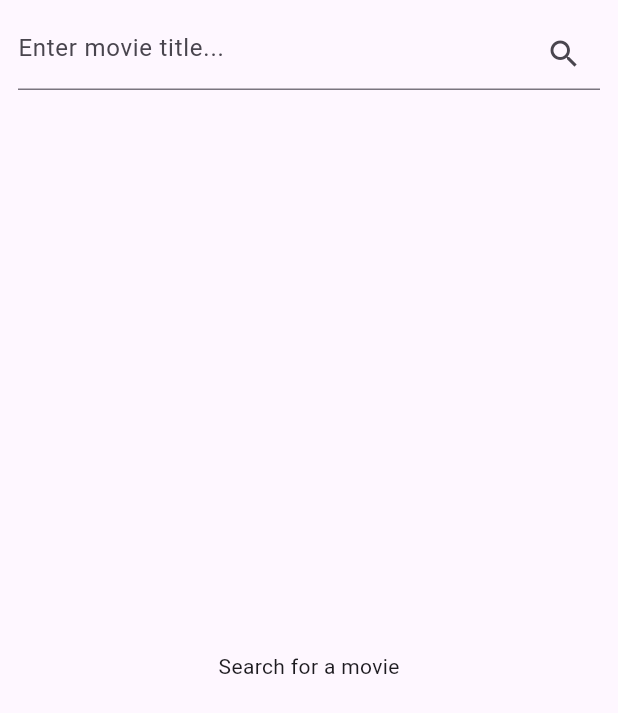
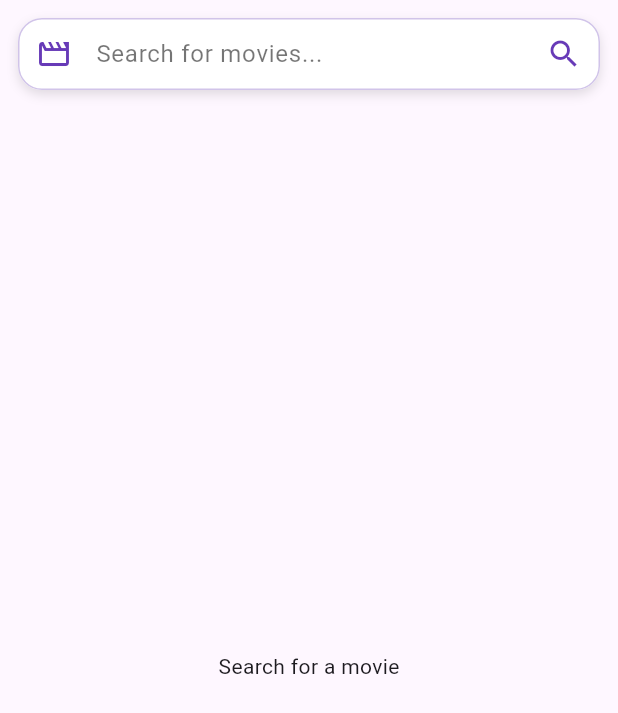
Before and after one commit to kawi15/movies_flutter, a Flutter app: the screen it shows after launch, on a phone screen of 412 x 824 dp. Shown: the top 713 px of the screen. Run offline on Flutter 3.47's test engine with Material 3 defaults, Android fonts, the light colour scheme and no system bars; our stand-ins replace cached_network_image, flutter_bloc, flutter_dotenv; missing offline and left inert: tmdb_api.

Commit message:
visual change for textfield

```diff
--- a/lib/presentation/views/home.dart
+++ b/lib/presentation/views/home.dart
@@ -1,6 +1,7 @@
 import 'package:flutter/material.dart';
 import 'package:flutter_bloc/flutter_bloc.dart';
 import 'package:movies/presentation/blocs/movie_details/movie_details_bloc.dart';
+import 'package:movies/presentation/widgets/search_textfield.dart';
 
 import '../blocs/search_movies/search_movies_bloc.dart';
 import '../widgets/movie_card.dart';
@@ -14,7 +15,6 @@ class HomePage extends StatefulWidget {
 }
 
 class _HomePageState extends State<HomePage> {
-  final _controller = TextEditingController();
   final _scrollController = ScrollController();
 
 
@@ -34,7 +34,6 @@ class _HomePageState extends State<HomePage> {
 
   @override
   void dispose() {
-    _controller.dispose();
     _scrollController.dispose();
     super.dispose();
   }
@@ -47,18 +46,7 @@ class _HomePageState extends State<HomePage> {
           padding: const EdgeInsets.all(12),
           child: Column(
             children: [
-              TextField(
-                controller: _controller,
-                decoration: InputDecoration(
-                  hintText: 'Enter movie title...',
-                  suffixIcon: IconButton(
-                    icon: const Icon(Icons.search),
-                    onPressed: () {
-                      context.read<SearchMoviesBloc>().add(SearchMoviesStarted(_controller.text));
-                    },
-                  ),
-                ),
-              ),
+              SearchTextFieldWidget(),
               const SizedBox(height: 16),
               Expanded(
                 child: BlocBuilder<SearchMoviesBloc, SearchMoviesState>(
--- /dev/null
+++ b/lib/presentation/widgets/search_textfield.dart
@@ -0,0 +1,88 @@
+import 'package:flutter/material.dart';
+import 'package:flutter_bloc/flutter_bloc.dart';
+import '../blocs/search_movies/search_movies_bloc.dart';
+
+class SearchTextFieldWidget extends StatefulWidget {
+  const SearchTextFieldWidget({super.key});
+
+  @override
+  State<SearchTextFieldWidget> createState() => _SearchTextFieldWidgetState();
+}
+
+class _SearchTextFieldWidgetState extends State<SearchTextFieldWidget> {
+  final _controller = TextEditingController();
+
+  @override
+  void dispose() {
+    _controller.dispose();
+    super.dispose();
+  }
+
+  void _onSearch() {
+    final query = _controller.text.trim();
+    if (query.isNotEmpty) {
+      FocusScope.of(context).unfocus();
+      context.read<SearchMoviesBloc>().add(SearchMoviesStarted(query));
+    }
+  }
+
+  @override
+  Widget build(BuildContext context) {
+    return Container(
+      decoration: BoxDecoration(
+        color: Colors.white,
+        borderRadius: BorderRadius.circular(16),
+        boxShadow: const [
+          BoxShadow(
+            color: Colors.black12,
+            blurRadius: 6,
+            offset: Offset(0, 3),
+          ),
+        ],
+      ),
+      child: TextField(
+        controller: _controller,
+        textInputAction: TextInputAction.search,
+        onSubmitted: (_) => _onSearch(),
+        onChanged: (_) => setState(() {}),
+        decoration: InputDecoration(
+          hintText: 'Search for movies...',
+          hintStyle: const TextStyle(color: Colors.black54),
+          filled: true,
+          fillColor: Colors.white,
+          prefixIcon: const Icon(Icons.movie_outlined, color: Colors.deepPurple),
+          suffixIcon: Row(
+            mainAxisSize: MainAxisSize.min,
+            children: [
+              if (_controller.text.isNotEmpty)
+                IconButton(
+                  icon: const Icon(Icons.clear, color: Colors.grey),
+                  onPressed: () {
+                    _controller.clear();
+                    setState(() {});
+                  },
+                ),
+              IconButton(
+                icon: const Icon(Icons.search, color: Colors.deepPurple),
+                onPressed: _onSearch,
+              ),
+            ],
+          ),
+          contentPadding: const EdgeInsets.symmetric(horizontal: 16, vertical: 12),
+          border: OutlineInputBorder(
+            borderRadius: BorderRadius.circular(16),
+            borderSide: BorderSide.none,
+          ),
+          enabledBorder: OutlineInputBorder(
+            borderRadius: BorderRadius.circular(16),
+            borderSide: BorderSide(color: Colors.deepPurple.shade100),
+          ),
+          focusedBorder: OutlineInputBorder(
+            borderRadius: BorderRadius.circular(16),
+            borderSide: BorderSide(color: Colors.deepPurple.shade400, width: 1.5),
+          ),
+        ),
+      ),
+    );
+  }
+}
```
